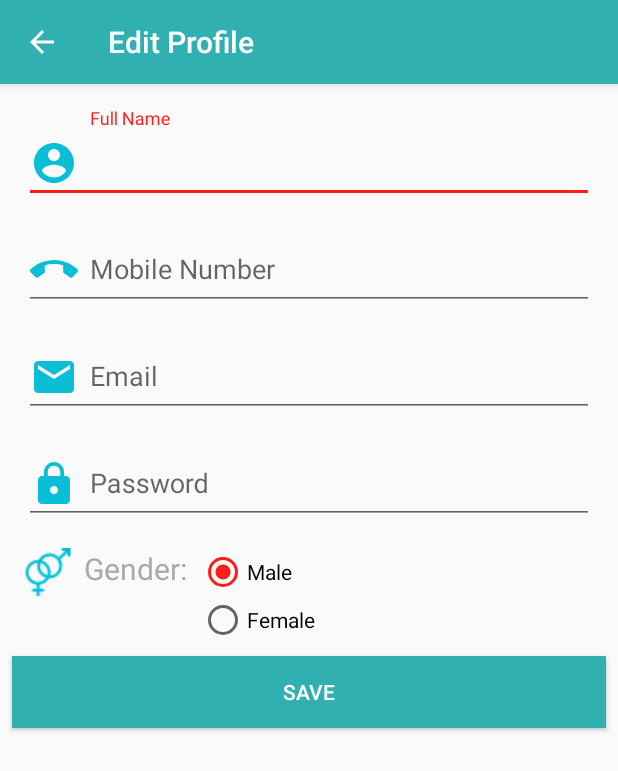
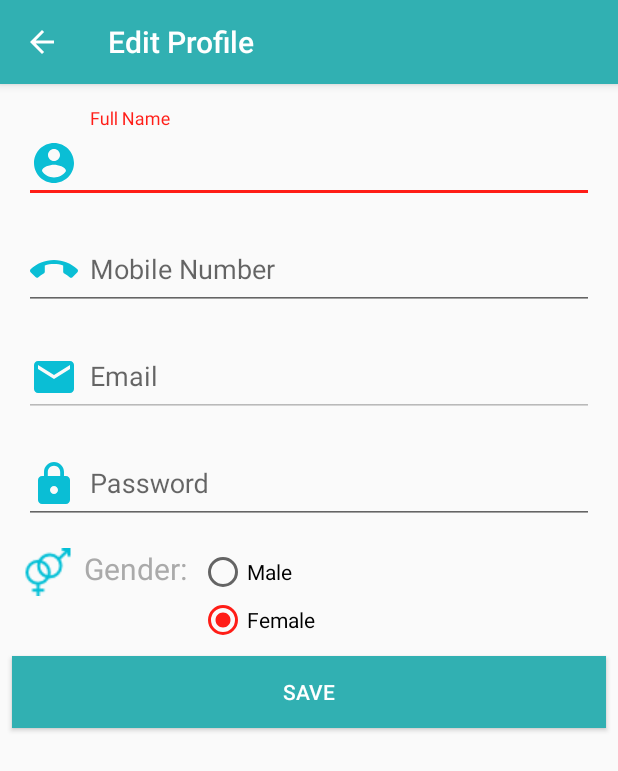
Before and after one commit to hanansabry/Capstone-Project, an Android app: the fragment MoreFragment shown on its own in the app's theme, after a tap on "Edit Profile", on a phone screen of 412 x 824 dp. Shown: the top 771 px of the screen. Run offline under Robolectric (Android 15) with nearby library versions, the phone set to English and light mode, and no system bars; our stand-ins replace ButterKnife, Firebase (no records; nobody signed in at launch, a user with empty details on screens opened directly); 6 statements that could not run were skipped.

Commit message:
save settings in shared preferences update user profile

```diff
--- a/app/build.gradle
+++ b/app/build.gradle
@@ -34,6 +34,7 @@ dependencies {
     implementation 'com.google.firebase:firebase-auth:16.0.2'
     //butterknife
     implementation 'com.jakewharton:butterknife:8.8.1'
+    implementation 'com.afollestad.material-dialogs:core:0.9.6.0'
     annotationProcessor 'com.jakewharton:butterknife-compiler:8.8.1'
 
     testImplementation 'junit:junit:4.12'
--- a/app/src/main/java/com/hanan/and/udacity/meetyourdoctor/activities/SignupActivity.java
+++ b/app/src/main/java/com/hanan/and/udacity/meetyourdoctor/activities/SignupActivity.java
@@ -15,13 +15,20 @@ import android.widget.ProgressBar;
 import android.widget.RadioButton;
 import android.widget.RadioGroup;
 import android.widget.ScrollView;
+import android.widget.Toast;
 
 import com.google.android.gms.tasks.OnCompleteListener;
+import com.google.android.gms.tasks.OnFailureListener;
+import com.google.android.gms.tasks.OnSuccessListener;
 import com.google.android.gms.tasks.Task;
 import com.google.firebase.auth.AuthResult;
 import com.google.firebase.auth.FirebaseAuth;
+import com.google.firebase.auth.FirebaseUser;
+import com.google.firebase.database.DataSnapshot;
+import com.google.firebase.database.DatabaseError;
 import com.google.firebase.database.DatabaseReference;
 import com.google.firebase.database.FirebaseDatabase;
+import com.google.firebase.database.ValueEventListener;
 import com.hanan.and.udacity.meetyourdoctor.R;
 import com.hanan.and.udacity.meetyourdoctor.model.User;
 
@@ -49,11 +56,18 @@ public class SignupActivity extends AppCompatActivity {
     ScrollView scrollView;
     @BindView(R.id.progress_bar)
     ProgressBar progressBar;
+    @BindView(R.id.signup_button)
+    Button signupButton;
+    @BindView(R.id.male_radio)
+    RadioButton maleRadio;
+    @BindView(R.id.female_radio)
+    RadioButton femaleRadio;
 
     private FirebaseAuth auth;
     private FirebaseDatabase firebaseDatabase;
     private DatabaseReference databaseReference;
     private boolean signup;
+    private FirebaseUser currentUser;
 
     @Override
     protected void onCreate(Bundle savedInstanceState) {
@@ -65,18 +79,20 @@ public class SignupActivity extends AppCompatActivity {
         setSupportActionBar(toolbar);
         getSupportActionBar().setDisplayHomeAsUpEnabled(true);
 
+        auth = FirebaseAuth.getInstance();
+        databaseReference = FirebaseDatabase.getInstance().getReference("users");
+
         //if the activity opened from edit_profile button, set the activity title to "Edit Profile"
-        if(getIntent().getStringExtra(EDIT_PROFILE)!=null){
-            getSupportActionBar().setTitle(getResources().getString(R.string.edit_profile));
-            ((Button)findViewById(R.id.signup_button)).setText(getResources().getString(R.string.save_button));
-        }else{
+        currentUser = auth.getCurrentUser();
+        if (currentUser == null) {
             getSupportActionBar().setTitle(getResources().getString(R.string.sign_up));
             signup = true;
+        } else {
+            getSupportActionBar().setTitle(getResources().getString(R.string.edit_profile));
+            signupButton.setText(getResources().getString(R.string.save_button));
+            //get user data
+            getUserData();
         }
-
-        auth = FirebaseAuth.getInstance();
-        firebaseDatabase = FirebaseDatabase.getInstance();
-        databaseReference = firebaseDatabase.getReference();
     }
 
     @Override
@@ -89,7 +105,7 @@ public class SignupActivity extends AppCompatActivity {
     }
 
     @OnClick(R.id.signup_button)
-    public void onSignupClicked(View view){
+    public void onSignupClicked(View view) {
         progressBar.setVisibility(View.VISIBLE);
         final String name = nameEditText.getText().toString().trim();
         final String email = mailEditText.getText().toString().trim();
@@ -97,28 +113,29 @@ public class SignupActivity extends AppCompatActivity {
         final String password = passwordEditText.getText().toString().trim();
 
         int selectedGenderId = genderRadio.getCheckedRadioButtonId();
-        final String gender = ((RadioButton)findViewById(selectedGenderId)).getText().toString();
+        final String gender = ((RadioButton) findViewById(selectedGenderId)).getText().toString();
 
         //validate data
-        if(!isValidData(name, email, mobile, password)){
+        if (!isValidData(name, email, mobile, password)) {
             progressBar.setVisibility(View.INVISIBLE);
             displaySnackMessage(scrollView, "Please enter all fields!");
             return;
         }
-        if(password.length()<6){
+        if (password.length() < 6) {
             progressBar.setVisibility(View.INVISIBLE);
             displaySnackMessage(scrollView, "Password is too short, enter minimum 6 characters");
             return;
         }
 
+        if (currentUser == null) {
             //create new user
             auth.createUserWithEmailAndPassword(email, password).addOnCompleteListener(this, new OnCompleteListener<AuthResult>() {
                 @Override
                 public void onComplete(@NonNull Task<AuthResult> task) {
                     progressBar.setVisibility(View.INVISIBLE);
-                if(!task.isSuccessful()){
+                    if (!task.isSuccessful()) {
                         displaySnackMessage(scrollView, "Authentication Failed!");
-                }else{
+                    } else {
                         //create new user to save in the database
                         writeNewUser(auth.getUid(), name, email, mobile, password, gender);
                         displaySnackMessage(scrollView, "User is created successfully!");
@@ -126,27 +143,30 @@ public class SignupActivity extends AppCompatActivity {
                     }
                 }
             });
+        } else {
+            updateUser(name, mobile, password, gender);
+        }
     }
 
-    public boolean isValidData(String name, String mail, String mobile, String password){
-        if(TextUtils.isEmpty(name)||
-                TextUtils.isEmpty(mail)||
-                TextUtils.isEmpty(mobile)||
-                TextUtils.isEmpty(password)){
+    public boolean isValidData(String name, String mail, String mobile, String password) {
+        if (TextUtils.isEmpty(name) ||
+                TextUtils.isEmpty(mail) ||
+                TextUtils.isEmpty(mobile) ||
+                TextUtils.isEmpty(password)) {
             return false;
-        }else{
+        } else {
             return true;
         }
     }
 
-    public void startMainActivity(){
+    public void startMainActivity() {
         Intent intent = new Intent(this, MainActivity.class);
         intent.addFlags(Intent.FLAG_ACTIVITY_NEW_TASK | Intent.FLAG_ACTIVITY_CLEAR_TASK);
         startActivity(intent);
         finish();
     }
 
-    public void writeNewUser(String id, String name, String mail, String mobile, String password, String gender){
+    public void writeNewUser(String id, String name, String mail, String mobile, String password, String gender) {
         //save in database
         User user = new User(name, mail, mobile, password, gender);
         databaseReference.child("users").child(id).setValue(user);
@@ -158,4 +178,48 @@ public class SignupActivity extends AppCompatActivity {
         editor.putString(USER, id);
         editor.apply();
     }
+
+    public void updateUser(String name, String mobile, final String password, String gender) {
+        User user = new User(name, currentUser.getEmail(), mobile, password, gender);
+        databaseReference.child(currentUser.getUid()).setValue(user).addOnSuccessListener(new OnSuccessListener<Void>() {
+            @Override
+            public void onSuccess(Void aVoid) {
+                Toast.makeText(SignupActivity.this, "Data updated successfully", Toast.LENGTH_SHORT).show();
+                //update password in firebase auth
+                currentUser.updatePassword(password);
             }
+        }).addOnFailureListener(new OnFailureListener() {
+            @Override
+            public void onFailure(@NonNull Exception e) {
+                Toast.makeText(SignupActivity.this, "Failed to update data, please try again!", Toast.LENGTH_SHORT).show();
+            }
+        });
+    }
+
+    public void getUserData() {
+        final String uid = currentUser.getUid();
+        databaseReference.addListenerForSingleValueEvent(new ValueEventListener() {
+            @Override
+            public void onDataChange(@NonNull DataSnapshot dataSnapshot) {
+                User user = dataSnapshot.child(uid).getValue(User.class);
+                nameEditText.setText(user.getName());
+                mobileEditText.setText(user.getMobileNumber());
+                mailEditText.setText(user.getEmail());
+                mailEditText.setEnabled(false);
+                passwordEditText.setText(user.getPassword());
+                String gender = user.getGender();
+                if (gender.equals(getResources().getString(R.string.male))) {
+                    genderRadio.check(R.id.male_radio);
+                } else {
+                    genderRadio.check(R.id.female_radio);
+                }
+            }
+
+            @Override
+            public void onCancelled(@NonNull DatabaseError databaseError) {
+
+            }
+        });
+    }
+
+}
--- a/app/src/main/java/com/hanan/and/udacity/meetyourdoctor/fragments/DoctorsFragment.java
+++ b/app/src/main/java/com/hanan/and/udacity/meetyourdoctor/fragments/DoctorsFragment.java
@@ -41,7 +41,6 @@ import static com.hanan.and.udacity.meetyourdoctor.utilities.Constants.SPECIALIS
  * A simple {@link Fragment} subclass.
  */
 public class DoctorsFragment extends Fragment {
-    private static final String DOCTORS_NODE = "doctors";
     private Specialist currentSpecialist;
     private ArrayList<Doctor> allDoctors;
 
--- a/app/src/main/java/com/hanan/and/udacity/meetyourdoctor/fragments/MoreFragment.java
+++ b/app/src/main/java/com/hanan/and/udacity/meetyourdoctor/fragments/MoreFragment.java
@@ -1,9 +1,7 @@
 package com.hanan.and.udacity.meetyourdoctor.fragments;
 
-import android.content.Context;
 import android.content.Intent;
 import android.content.SharedPreferences;
-import android.net.Uri;
 import android.os.Bundle;
 import android.support.v4.app.Fragment;
 import android.view.LayoutInflater;
@@ -13,8 +11,8 @@ import android.widget.LinearLayout;
 import android.widget.TextView;
 
 import com.google.firebase.auth.FirebaseAuth;
+import com.google.firebase.auth.FirebaseUser;
 import com.hanan.and.udacity.meetyourdoctor.R;
-import com.hanan.and.udacity.meetyourdoctor.activities.DoctorProfile;
 import com.hanan.and.udacity.meetyourdoctor.activities.LoginActivity;
 import com.hanan.and.udacity.meetyourdoctor.activities.MainActivity;
 import com.hanan.and.udacity.meetyourdoctor.activities.SettingsActivity;
@@ -32,9 +30,19 @@ import static com.hanan.and.udacity.meetyourdoctor.utilities.Constants.USER;
 public class MoreFragment extends Fragment {
     @BindView(R.id.login_tv)
     TextView loginTv;
+    @BindView(R.id.profile_layout)
+    LinearLayout editProfileLayout;
+    @BindView(R.id.settings_layout)
+    LinearLayout settingLayout;
+    @BindView(R.id.login_layout)
+    LinearLayout loginLayout;
+    @BindView(R.id.line2)
+    View line;
 
     Unbinder unbinder;
     private boolean signed;
+    private FirebaseAuth auth;
+    private FirebaseUser user;
 
     public MoreFragment() {
     }
@@ -55,14 +63,19 @@ public class MoreFragment extends Fragment {
         // Inflate the layout for this fragment
         View rootView = inflater.inflate(R.layout.fragment_more, container, false);
         unbinder = ButterKnife.bind(this, rootView);
+        auth = FirebaseAuth.getInstance();
 
         //check if the user is signed
-        if(getUser().equals(ANONYMOUS)){
+        user = auth.getCurrentUser();
+        if(user == null){
             loginTv.setText(getResources().getString(R.string.login));
+            editProfileLayout.setVisibility(View.GONE);
+            line.setVisibility(View.GONE);
             signed = false;
         }else{
-            String userEmail = FirebaseAuth.getInstance().getCurrentUser().getEmail();
-            loginTv.setText(getResources().getString(R.string.logout, userEmail));
+            loginTv.setText(getResources().getString(R.string.logout, user.getEmail()));
+            editProfileLayout.setVisibility(View.VISIBLE);
+            line.setVisibility(View.VISIBLE);
             signed = true;
         }
 
@@ -83,7 +96,7 @@ public class MoreFragment extends Fragment {
             public void onClick(View view) {
                 if(signed) {
                     //so the button is logout, set the user to anonymous
-                    setAnonymousUser();
+                    signOut();
                     //start main activity
                     startActivity(new Intent(getActivity(), MainActivity.class));
                 }else{
@@ -94,13 +107,11 @@ public class MoreFragment extends Fragment {
             }
         });
 
-        //open profile Activity
-        LinearLayout profileLayout = rootView.findViewById(R.id.profile_layout);
-        profileLayout.setOnClickListener(new View.OnClickListener() {
+        //open edit profile Activity
+        editProfileLayout.setOnClickListener(new View.OnClickListener() {
             @Override
             public void onClick(View view) {
                 Intent intent = new Intent(getContext(), SignupActivity.class);
-                intent.putExtra(EDIT_PROFILE, getContext().getResources().getString(R.string.edit_profile));
                 startActivity(intent);
             }
         });
@@ -108,13 +119,9 @@ public class MoreFragment extends Fragment {
         return rootView;
     }
 
-    private String getUser(){
-        SharedPreferences preferences = getActivity().getApplicationContext().getSharedPreferences(
-                getResources().getString(R.string.pref_file), 0);
-        return preferences.getString(USER, ANONYMOUS);
-    }
 
-    private void setAnonymousUser(){
+    private void signOut(){
+        FirebaseAuth.getInstance().signOut();
         SharedPreferences preferences = getActivity().getApplicationContext().getSharedPreferences(
                 getResources().getString(R.string.pref_file), 0);
         SharedPreferences.Editor editor = preferences.edit();
--- a/app/src/main/java/com/hanan/and/udacity/meetyourdoctor/utilities/Constants.java
+++ b/app/src/main/java/com/hanan/and/udacity/meetyourdoctor/utilities/Constants.java
@@ -16,6 +16,10 @@ public class Constants {
     public static final String ENGLISH = "English";
     public static final String ANONYMOUS = "anonymous";
     public static final String USER = "user";
+    public static final String SPECIALISTS_NODE = "specialists";
+    public static final String DOCTORS_NODE = "doctors";
+    public static final String CITY = "city";
+    public static final String LANGUAGE = "language";
     public static String LOCALE = DoctorOnline.getContext().getResources().getConfiguration().locale.getDisplayLanguage();
 
     public static void displaySnackMessage( View view, String msg){
--- a/app/src/main/res/layout/fragment_more.xml
+++ b/app/src/main/res/layout/fragment_more.xml
@@ -65,7 +65,8 @@
             android:paddingBottom="8dp"
             android:paddingEnd="16sp"
             android:paddingStart="16sp"
-            android:paddingTop="16dp">
+            android:paddingTop="16dp"
+            android:visibility="gone">
 
             <ImageView
                 android:id="@+id/doctor_icon"
--- a/app/src/main/res/values/strings.xml
+++ b/app/src/main/res/values/strings.xml
@@ -68,6 +68,7 @@
     </string-array>
 
     <string-array name="city_list">
+        <item>All Cities</item>
         <item>Sirs El-Layan</item>
         <item>Menouf</item>
     </string-array>
```
Also changed, not shown: app/src/main/java/com/hanan/and/udacity/meetyourdoctor/activities/SettingsActivity.java (+53 -13 lines), app/src/main/java/com/hanan/and/udacity/meetyourdoctor/activities/SplashScreen.java (+10 -1 lines), app/src/main/java/com/hanan/and/udacity/meetyourdoctor/fragments/SearchFragment.java (+27 -36 lines), app/src/main/java/com/hanan/and/udacity/meetyourdoctor/utilities/DoctorOnline.java (+47 -0 lines), app/src/main/res/drawable-hdpi/ic_specialist_placeholder.png (added), app/src/main/res/drawable-mdpi/ic_specialist_placeholder.png (added), app/src/main/res/drawable-xhdpi/ic_specialist_placeholder.png (added), app/src/main/res/drawable-xxhdpi/ic_specialist_placeholder.png (added), app/src/main/res/drawable-xxxhdpi/ic_specialist_placeholder.png (added), 1 other file. Lines whose indentation alone changed are shown as unchanged.
